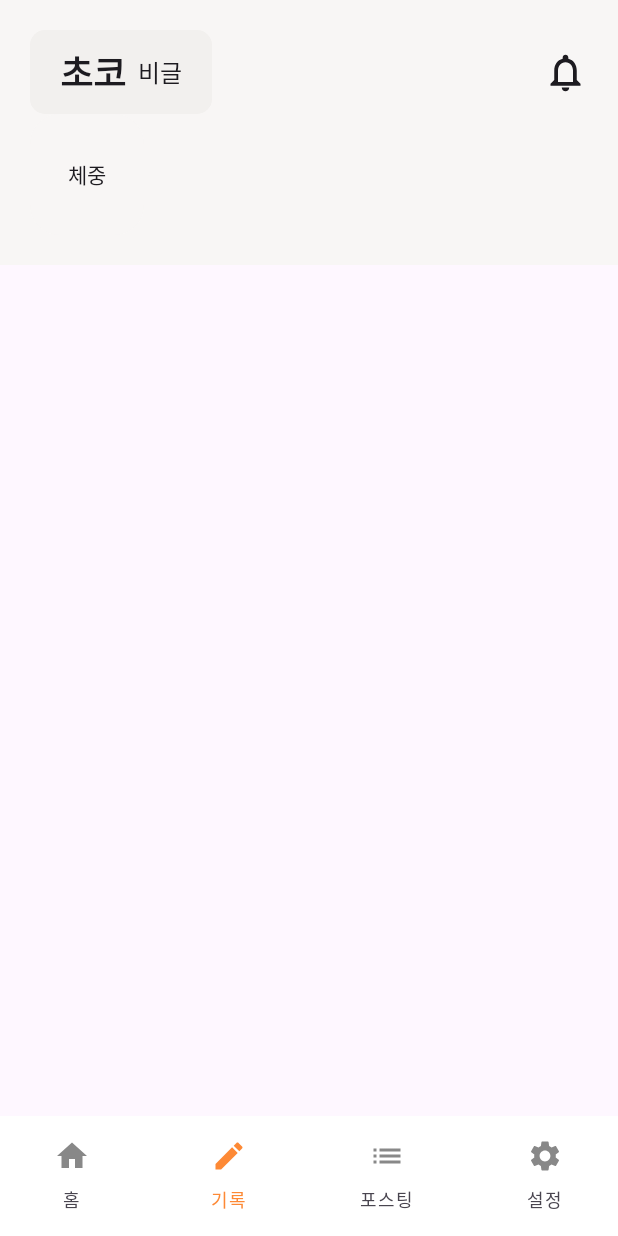
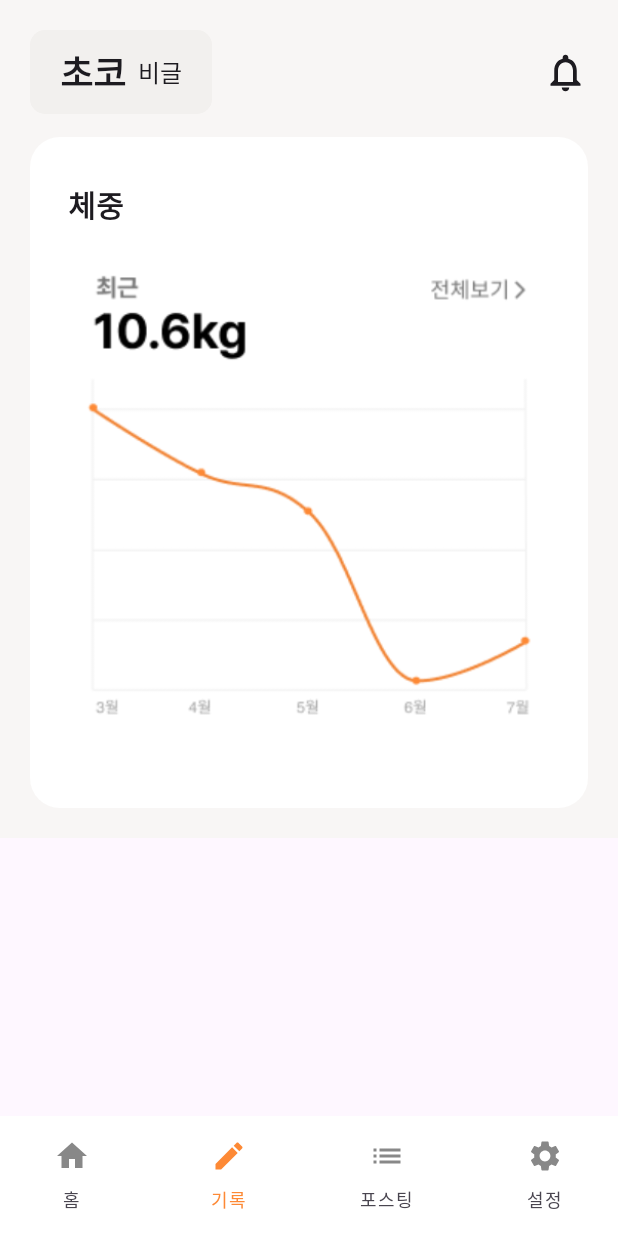
Before and after one commit to dodo849/Fluffy-AOS, an Android app built with Jetpack Compose: the screen it shows after launch (MainActivity), item 2 of the bottom bar chosen, on a phone screen of 412 x 824 dp. Run offline under Robolectric (Android 15) with nearby library versions, the phone set to English and light mode, and no system bars.

Commit message:
feat: 기록 부분 그래프 더미 추가

```diff
--- a/app/src/main/java/com/example/fluffy_aos/ui/record/RecordView.kt
+++ b/app/src/main/java/com/example/fluffy_aos/ui/record/RecordView.kt
@@ -1,16 +1,27 @@
 package com.example.fluffy_aos.ui.record
 
+import androidx.compose.foundation.Image
 import androidx.compose.foundation.background
+import androidx.compose.foundation.layout.Arrangement
 import androidx.compose.foundation.layout.Column
 import androidx.compose.foundation.layout.fillMaxSize
 import androidx.compose.foundation.layout.padding
+import androidx.compose.foundation.layout.size
 import androidx.compose.foundation.rememberScrollState
 import androidx.compose.foundation.verticalScroll
 import androidx.compose.material3.Text
 import androidx.compose.runtime.Composable
+import androidx.compose.runtime.CompositionLocalProvider
+import androidx.compose.ui.Alignment
 import androidx.compose.ui.Modifier
+import androidx.compose.ui.graphics.Color
+import androidx.compose.ui.res.painterResource
+import androidx.compose.ui.text.font.FontWeight
 import androidx.compose.ui.tooling.preview.Preview
 import androidx.compose.ui.unit.dp
+import androidx.compose.ui.unit.sp
+import androidx.navigation.compose.rememberNavController
+import com.example.fluffy_aos.R
 import com.example.fluffy_aos.global.LocalNavController
 import com.example.fluffy_aos.ui.common.CardView
 import com.example.fluffy_aos.ui.record.component.RecordHeader
@@ -21,11 +32,13 @@ import com.example.fluffy_aos.ui.theme.gray_background
 fun RecordView() {
     val navController = LocalNavController.current
     Column(
+        verticalArrangement = Arrangement.spacedBy(15.dp),
         modifier = Modifier
             .background(gray_background)
             .padding(20.dp)
             .verticalScroll(rememberScrollState())
-            .fillMaxSize()) {
+            .fillMaxSize()
+    ) {
         RecordHeader()
         WeightCard()
     }
@@ -33,8 +46,18 @@ fun RecordView() {
 
 @Composable
 fun WeightCard() {
-    CardView {
-        Text("체중")
+    CardView(backgroundColor = Color.White) {
+        Column(verticalArrangement = Arrangement.spacedBy(7.dp)) {
+            Text("체중", fontWeight = FontWeight.Bold, fontSize = 20.sp)
+            Image(
+                painter = painterResource(id = R.drawable.weight_graph),
+                contentDescription = "Dog and Cat",
+                modifier = Modifier
+                    .size(350.dp)
+                    .align(Alignment.CenterHorizontally)
+            )
+        }
+
     }
 }
 
@@ -42,7 +65,10 @@ fun WeightCard() {
 @Preview(showBackground = true)
 @Composable
 fun RecordViewPreview() {
-    FluffyAOSTheme {
-        RecordView()
+    val navController = rememberNavController()
+    CompositionLocalProvider(LocalNavController provides navController) {
+        FluffyAOSTheme {
+            RecordView()
+        }
     }
 }
```
Also changed, not shown: app/src/main/res/drawable/weight_graph.png (added).
